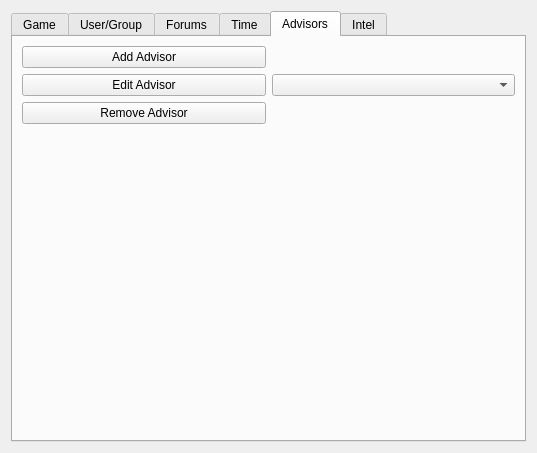
dmzdev/stance, file ui/EditScenarioForm.ui: the form before one commit.
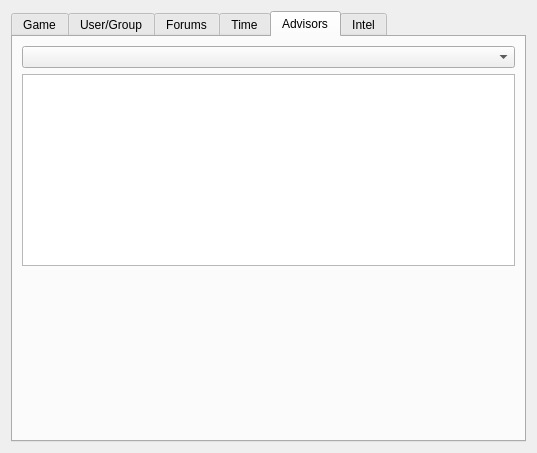
The form after the commit. The open tabs and pages were chosen to show the change.

Commit message: Image template code finished. Advisor code modified so that advisors are automatically created when a group is created. Admins no longer have the option to set pictures or group for an advisor -- this is all done automatically.

What changed in the file:
```diff
--- a/ui/EditScenarioForm.ui
+++ b/ui/EditScenarioForm.ui
@@ -532,36 +532,10 @@
        <item>
         <layout class="QVBoxLayout" name="verticalLayout_50">
          <item>
-          <layout class="QHBoxLayout" name="horizontalLayout_38">
-           <item>
-            <layout class="QVBoxLayout" name="verticalLayout_51">
-             <item>
-              <widget class="QPushButton" name="addAdvisorButton">
-               <property name="text">
-                <string>Add Advisor</string>
-               </property>
-              </widget>
-             </item>
-             <item>
-              <widget class="QPushButton" name="editAdvisorButton">
-               <property name="text">
-                <string>Edit Advisor</string>
-               </property>
-              </widget>
-             </item>
-             <item>
-              <widget class="QPushButton" name="removeAdvisorButton">
-               <property name="text">
-                <string>Remove Advisor</string>
-               </property>
-              </widget>
-             </item>
-            </layout>
-           </item>
-           <item>
-            <widget class="QComboBox" name="advisorList"/>
-           </item>
-          </layout>
+          <widget class="QComboBox" name="advisorGroupComboBox"/>
+         </item>
+         <item>
+          <widget class="QListWidget" name="groupAdvisorList"/>
          </item>
          <item>
           <spacer name="verticalSpacer_11">
```
Left out of the diff: 62 changed lines with no effect on the pictures. The commit also changes 6 other files.
